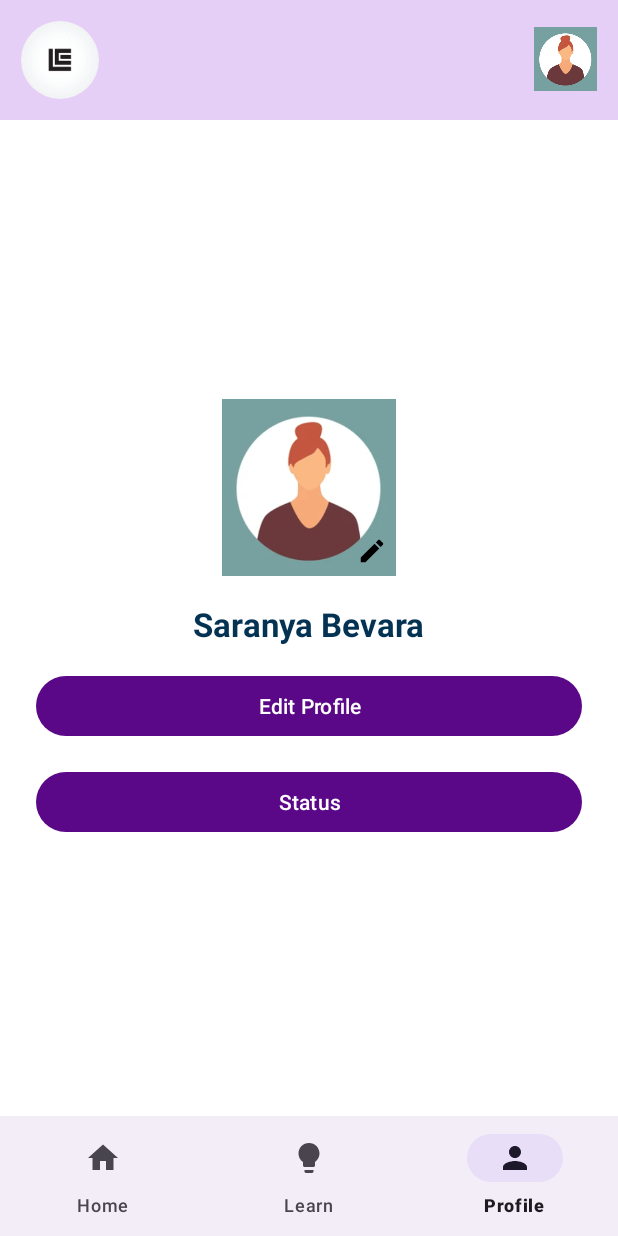
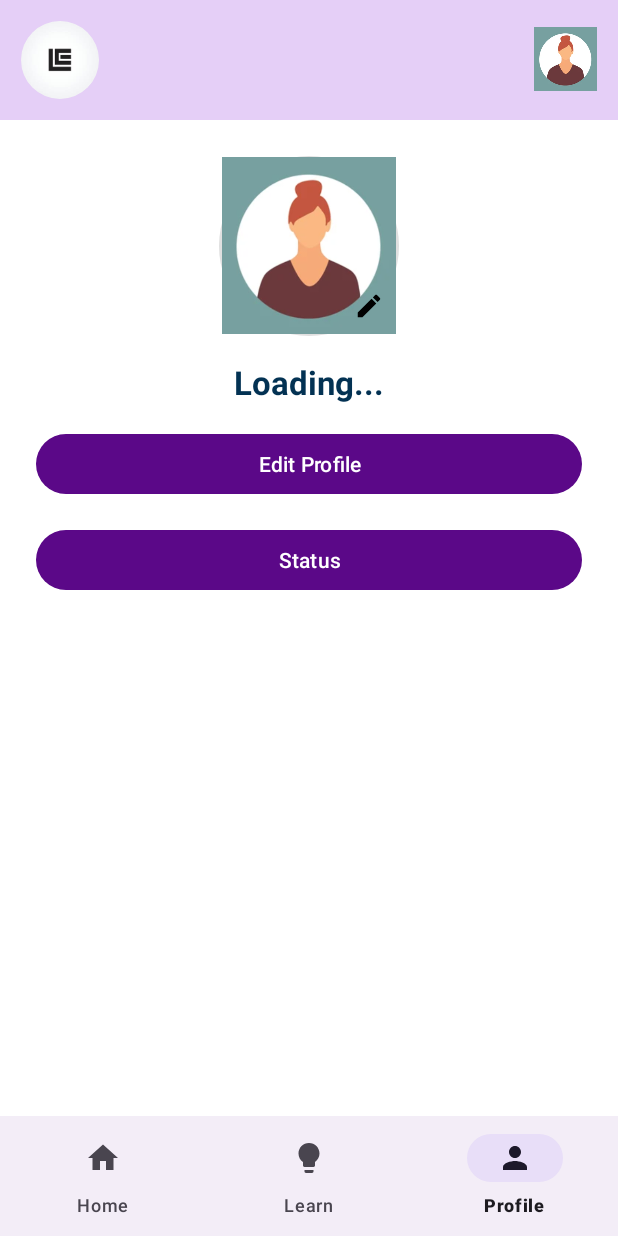
Before and after one commit to SaiSaranyabevara/LL_App, an Android app: the ProfileFragment screen opened through its navigation route, on a phone screen of 412 x 824 dp. Run offline under Robolectric (Android 15) with nearby library versions, the light colour scheme and no system bars; our stand-ins replace Firebase (no records; nobody signed in at launch, a user with empty details on screens opened directly), navigation-ui.

Commit message:
updating the project

```diff
--- a/app/src/main/AndroidManifest.xml
+++ b/app/src/main/AndroidManifest.xml
@@ -28,6 +28,9 @@
             android:name=".MainActivity"
             android:exported="false" />
         <activity
+            android:name=".LessonDetailActivity"
+            />
+        <activity
             android:name=".SplashScreen"
             android:exported="true"
             android:theme="@style/Theme.Design.NoActionBar">
--- a/app/src/main/java/com/example/learneasy/ProfileFragment.java
+++ b/app/src/main/java/com/example/learneasy/ProfileFragment.java
@@ -46,49 +46,50 @@ public class ProfileFragment extends Fragment {
         statusButton = view.findViewById(R.id.status_button);
         profileImage = view.findViewById(R.id.profile_image);
         editIcon = view.findViewById(R.id.edit_icon);
-        mainProfile = view.findViewById(R.id.fragment_main_container); // Should match your XML ID
+        mainProfile = view.findViewById(R.id.fragment_main_container);
 
-        // Get logged-in Firebase user
+        // Firebase user check
         FirebaseUser user = FirebaseAuth.getInstance().getCurrentUser();
         if (user != null) {
             userId = user.getUid();
             dbRef = FirebaseDatabase.getInstance().getReference("users").child(userId);
-            loadUserProfile(); // 🔁 Load profile on start
+            userName.setText("Loading...");
+            loadUserProfile();
         } else {
             Toast.makeText(getContext(), "User not logged in", Toast.LENGTH_SHORT).show();
         }
 
-        // Edit name
+        // Edit button click
         editButton.setOnClickListener(v -> {
             userName.setVisibility(View.GONE);
             editName.setVisibility(View.VISIBLE);
             saveButton.setVisibility(View.VISIBLE);
         });
 
-        // Save name to Firebase
+        // Save name
         saveButton.setOnClickListener(v -> {
             String newName = editName.getText().toString().trim();
             if (!newName.isEmpty()) {
                 userName.setText(newName);
-                dbRef.child("name").setValue(newName); // ✅ Save name
+                dbRef.child("name").setValue(newName);
             }
             userName.setVisibility(View.VISIBLE);
             editName.setVisibility(View.GONE);
             saveButton.setVisibility(View.GONE);
         });
 
-        // Status button (optional)
+        // Status Button
         statusButton.setOnClickListener(v ->
                 Toast.makeText(requireContext(), "Status button clicked", Toast.LENGTH_SHORT).show());
 
-        // Image click listeners
+        // Profile Image Click
         profileImage.setOnClickListener(v -> showImagePickerDialog());
         editIcon.setOnClickListener(v -> showPopupMenu(v));
 
         return view;
     }
 
-    // 🔄 Load profile from Firebase
+    // Load profile from Firebase
     private void loadUserProfile() {
         dbRef.addListenerForSingleValueEvent(new ValueEventListener() {
             @Override
@@ -106,7 +107,7 @@ public class ProfileFragment extends Fragment {
                     profileImage.setImageResource(profilePics[selectedImageIndex]);
                     Log.d("FirebaseLoad", "Loaded imageIndex: " + imageIndex);
                 } else {
-                    profileImage.setImageResource(profilePics[0]); // fallback
+                    profileImage.setImageResource(profilePics[0]); // default
                 }
             }
 
@@ -117,7 +118,7 @@ public class ProfileFragment extends Fragment {
         });
     }
 
-    // 🖼️ Show profile image picker dialog
+    // Profile Image Picker Dialog
     private void showImagePickerDialog() {
         AlertDialog.Builder builder = new AlertDialog.Builder(requireContext());
         View dialogView = getLayoutInflater().inflate(R.layout.profile_image_picker_dialog, null);
@@ -136,14 +137,14 @@ public class ProfileFragment extends Fragment {
             img.setOnClickListener(v -> {
                 selectedImageIndex = index;
                 profileImage.setImageResource(profilePics[selectedImageIndex]);
-                dbRef.child("imageIndex").setValue(selectedImageIndex); // ✅ Save to Firebase
+                dbRef.child("imageIndex").setValue(selectedImageIndex);
                 Log.d("ProfileImage", "Saved image index: " + selectedImageIndex);
                 dialog.dismiss();
             });
         }
     }
 
-    // ☰ Edit menu popup
+    // Edit Menu Popup
     private void showPopupMenu(View view) {
         PopupMenu popup = new PopupMenu(requireContext(), view);
         popup.getMenuInflater().inflate(R.menu.profile_popup_menu, popup.getMenu());
--- /dev/null
+++ b/app/src/main/res/drawable/circle_bg.xml
@@ -0,0 +1,8 @@
+<?xml version="1.0" encoding="utf-8"?>
+<shape xmlns:android="http://schemas.android.com/apk/res/android"
+    android:shape="oval">
+    <solid android:color="#E0E0E0" /> <!-- Light gray color -->
+    <size
+        android:width="48dp"
+        android:height="48dp" />
+</shape>
--- a/app/src/main/res/layout/fragment_profile.xml
+++ b/app/src/main/res/layout/fragment_profile.xml
@@ -1,89 +1,92 @@
 <?xml version="1.0" encoding="utf-8"?>
-<LinearLayout xmlns:android="http://schemas.android.com/apk/res/android"
+<ScrollView xmlns:android="http://schemas.android.com/apk/res/android"
+    android:layout_width="match_parent"
+    android:layout_height="match_parent"
+    android:background="#ffffff">
+
+    <LinearLayout
         android:id="@+id/fragment_main_container"
         android:layout_width="match_parent"
-    android:layout_height="match_parent"
+        android:layout_height="wrap_content"
         android:orientation="vertical"
-    android:gravity="center"
-    android:padding="24dp"
-    android:background="#ffffff">
+        android:gravity="center_horizontal"
+        android:padding="24dp">
 
         <!-- Profile Image with Edit Icon Overlay -->
         <FrameLayout
-        android:layout_width="wrap_content"
-        android:layout_height="wrap_content"
+            android:layout_width="120dp"
+            android:layout_height="120dp"
             android:layout_marginBottom="16dp">
 
-        <!-- Circular Profile Picture -->
             <ImageView
                 android:id="@+id/profile_image"
-            android:layout_width="120dp"
-            android:layout_height="120dp"
+                android:layout_width="match_parent"
+                android:layout_height="match_parent"
                 android:src="@drawable/cat1"
                 android:scaleType="centerCrop"
+                android:background="@drawable/circle_bg"
                 android:padding="2dp" />
 
-        <!-- Edit Icon (Bottom-right of profile image) -->
             <ImageView
                 android:id="@+id/edit_icon"
                 android:layout_width="28dp"
                 android:layout_height="28dp"
                 android:src="@drawable/ic_edit"
                 android:layout_gravity="bottom|end"
-            android:layout_marginBottom="4dp"
-            android:layout_marginEnd="4dp"
+                android:layout_margin="6dp"
+                android:background="?attr/selectableItemBackgroundBorderless"
                 android:padding="4dp"
-            android:contentDescription="Edit"
-            android:clickable="true"
-            android:focusable="true" />
+                android:contentDescription="Edit Profile Picture" />
         </FrameLayout>
 
-    <!-- Name -->
+        <!-- Displayed Name -->
         <TextView
             android:id="@+id/user_name"
             android:layout_width="wrap_content"
             android:layout_height="wrap_content"
-        android:text="Saranya Bevara"
+            android:text="Your Name"
             android:textSize="22sp"
+            android:textStyle="bold"
             android:textColor="#033253"
-        android:textStyle="bold"
             android:layout_marginBottom="8dp" />
 
-    <!-- Hidden Edit Name Field -->
+        <!-- Editable Name Field -->
         <EditText
             android:id="@+id/edit_name"
+            android:layout_width="match_parent"
+            android:layout_height="wrap_content"
             android:hint="Enter your name"
-        android:text="Saranya Bevara"
-        android:layout_width="wrap_content"
-        android:layout_height="wrap_content"
+            android:text="Your Name"
+            android:visibility="gone"
             android:textColor="#000000"
             android:textSize="18sp"
-        android:layout_marginBottom="8dp"
-        android:visibility="gone" />
+            android:background="@android:drawable/edit_text"
+            android:padding="10dp"
+            android:layout_marginBottom="12dp" />
 
-    <!-- Edit Profile Button -->
+        <!-- Edit Button -->
         <Button
             android:id="@+id/edit_button"
-        android:text="Edit Profile"
             android:layout_width="match_parent"
             android:layout_height="wrap_content"
+            android:text="Edit Profile"
             android:layout_marginTop="8dp" />
 
-    <!-- Save Button (Hidden Initially) -->
+        <!-- Save Button -->
         <Button
             android:id="@+id/save_button"
-        android:text="Save"
             android:layout_width="match_parent"
             android:layout_height="wrap_content"
+            android:text="Save"
             android:layout_marginTop="8dp"
             android:visibility="gone" />
 
         <!-- Status Button -->
         <Button
             android:id="@+id/status_button"
-        android:text="Status"
             android:layout_width="match_parent"
             android:layout_height="wrap_content"
+            android:text="Status"
             android:layout_marginTop="16dp" />
-
     </LinearLayout>
+</ScrollView>
--- a/app/src/main/res/values/colors.xml
+++ b/app/src/main/res/values/colors.xml
@@ -17,7 +17,7 @@
     <color name="textOnPrimary">#FFFFFF</color>        <!-- White text on purple -->
 
     <!-- Status / Alerts -->
-    <color name="successGreen">#32D74B</color>         <!-- Success status -->
+    <color name="successGreen">#238E34</color>         <!-- Success status -->
     <color name="errorRed">#FF3B30</color>             <!-- Error message color -->
     <color name="infoBlue">#5AC8FA</color>             <!-- Info/tooltip -->
 
```
Also changed, not shown: app/src/main/java/com/example/learneasy/LessonDetailActivity.java (added, +245 -0 lines), app/src/main/java/com/example/learneasy/SkillActivity.java (+87 -4 lines), app/src/main/res/layout/activity_lesson_detail.xml (added, +85 -0 lines), app/src/main/res/layout/activity_skill.xml (+37 -16 lines). Lines whose indentation alone changed are shown as unchanged.
